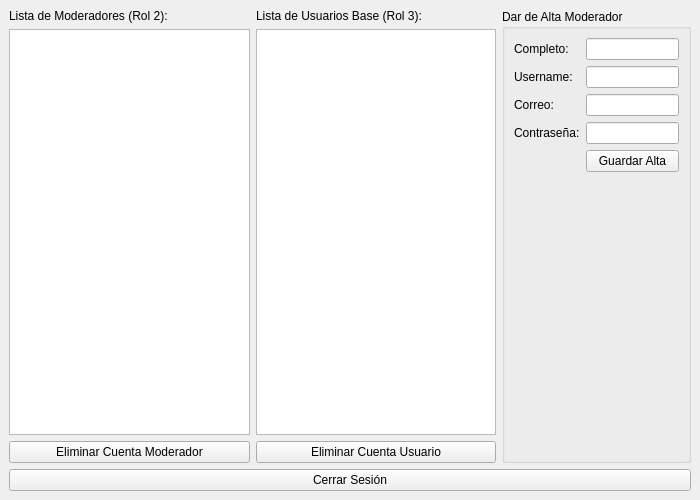
Above: Proyecto/src/vista/Ui/menu_admin.ui from OscarCollantesPenalba/Paladex before the change. Below: the same form after it.
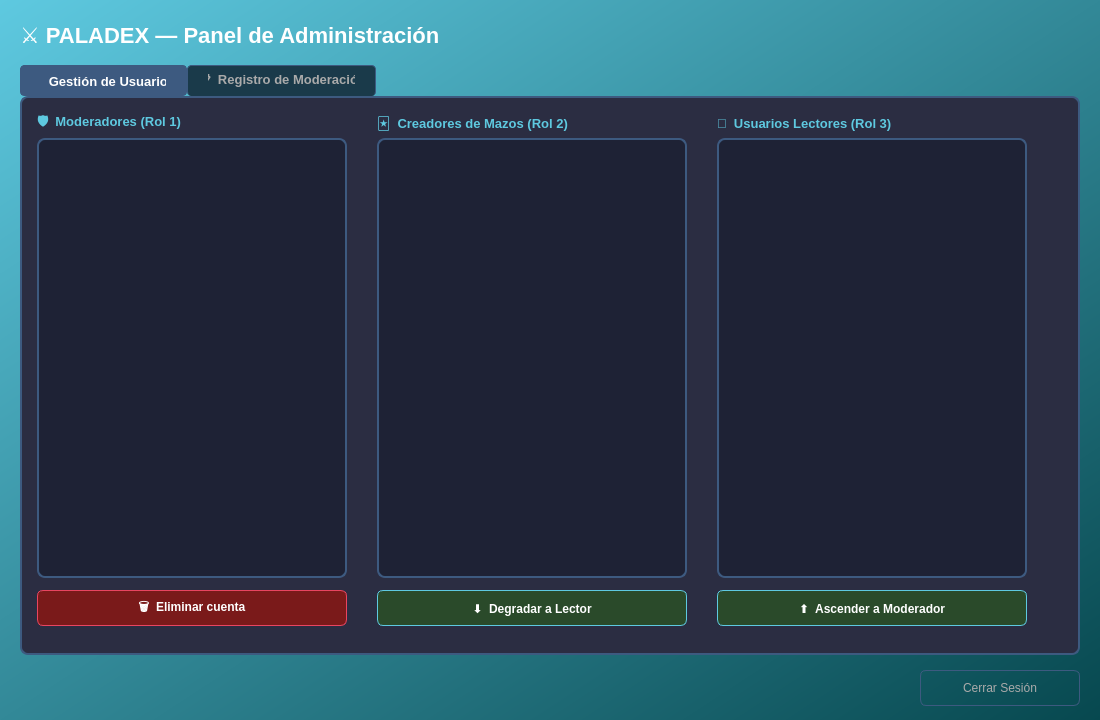
That is the form after the change.

The edit to the form file:
```diff
--- a/Proyecto/src/vista/Ui/menu_admin.ui
+++ b/Proyecto/src/vista/Ui/menu_admin.ui
@@ -3,60 +3,137 @@
  <class>MenuAdmin</class>
  <widget class="QMainWindow" name="MenuAdmin">
   <property name="geometry">
-   <rect>
-    <x>0</x>
-    <y>0</y>
-    <width>700</width>
-    <height>500</height>
-   </rect>
+   <rect><x>0</x><y>0</y><width>1100</width><height>720</height></rect>
   </property>
   <property name="windowTitle">
    <string>Paladex - Panel de Administración</string>
   </property>
   <widget class="QWidget" name="centralwidget">
-   <layout class="QVBoxLayout" name="verticalLayoutPrincipal">
-    <item>
-     <layout class="QHBoxLayout" name="horizontalLayoutListas">
-      <item>
-       <layout class="QVBoxLayout" name="verticalLayoutMods">
-        <item><widget class="QLabel" name="lblMod"><property name="text"><string>Lista de Moderadores (Rol 2):</string></property></widget></item>
-        <item><widget class="QListWidget" name="listModeradores"/></item>
-        <item><widget class="QPushButton" name="btnEliminarMod"><property name="text"><string>Eliminar Cuenta Moderador</string></property></widget></item>
-       </layout>
-      </item>
-      <item>
-       <layout class="QVBoxLayout" name="verticalLayoutUsers">
-        <item><widget class="QLabel" name="lblUsr"><property name="text"><string>Lista de Usuarios Base (Rol 3):</string></property></widget></item>
-        <item><widget class="QListWidget" name="listUsuariosBase"/></item>
-        <item><widget class="QPushButton" name="btnEliminarUserBase"><property name="text"><string>Eliminar Cuenta Usuario</string></property></widget></item>
-       </layout>
-      </item>
-      <item>
-       <widget class="QGroupBox" name="groupAlta">
-        <property name="title"><string>Dar de Alta Moderador</string></property>
-        <layout class="QFormLayout" name="formLayoutAlta">
-         <item row="0" column="0"><widget class="QLabel" name="lblA1"><property name="text"><string>Completo:</string></property></widget></item>
-         <item row="0" column="1"><widget class="QLineEdit" name="txtAltaNombre"/></item>
-         <item row="1" column="0"><widget class="QLabel" name="lblA2"><property name="text"><string>Username:</string></property></widget></item>
-         <item row="1" column="1"><widget class="QLineEdit" name="txtAltaUser"/></item>
-         <item row="2" column="0"><widget class="QLabel" name="lblA3"><property name="text"><string>Correo:</string></property></widget></item>
-         <item row="2" column="1"><widget class="QLineEdit" name="txtAltaCorreo"/></item>
-         <item row="3" column="0"><widget class="QLabel" name="lblA4"><property name="text"><string>Contraseña:</string></property></widget></item>
-         <item row="3" column="1"><widget class="QLineEdit" name="txtAltaPass"/></item>
-         <item row="4" column="1"><widget class="QPushButton" name="btnRegistrarMod"><property name="text"><string>Guardar Alta</string></property></widget></item>
-        </layout>
-       </widget>
-      </item>
-     </layout>
-    </item>
-    <item>
-     <widget class="QPushButton" name="btnCerrarSesionAdmin">
-      <property name="text">
-       <string>Cerrar Sesión</string>
-      </property>
+   <widget class="QWidget" name="widget" native="true">
+    <property name="geometry">
+     <rect><x>0</x><y>0</y><width>1100</width><height>720</height></rect>
+    </property>
+
+    <!-- FONDO -->
+    <widget class="QLabel" name="Fondo">
+     <property name="geometry"><rect><x>0</x><y>0</y><width>1100</width><height>720</height></rect></property>
+     <property name="styleSheet"><string notr="true">background: qlineargradient(x1:0,y1:0,x2:1,y2:1,stop:0 #5EC9E0,stop:1 #07484F);</string></property>
+     <property name="text"><string/></property>
+    </widget>
+
+    <!-- TÍTULO -->
+    <widget class="QLabel" name="Titulo">
+     <property name="geometry"><rect><x>20</x><y>15</y><width>600</width><height>40</height></rect></property>
+     <property name="styleSheet"><string notr="true">color:white;font-size:22px;font-weight:bold;</string></property>
+     <property name="text"><string>⚔ PALADEX — Panel de Administración</string></property>
+    </widget>
+
+    <!-- LABEL ADMIN -->
+    <widget class="QLabel" name="lblAdmin">
+     <property name="geometry"><rect><x>750</x><y>15</y><width>330</width><height>40</height></rect></property>
+     <property name="styleSheet"><string notr="true">color:#aaaaaa;font-size:13px;</string></property>
+     <property name="alignment"><set>Qt::AlignRight|Qt::AlignVCenter</set></property>
+     <property name="text"><string></string></property>
+    </widget>
+
+    <!-- TAB WIDGET -->
+    <widget class="QTabWidget" name="tabWidget">
+     <property name="geometry"><rect><x>20</x><y>65</y><width>1060</width><height>590</height></rect></property>
+     <property name="styleSheet"><string notr="true">
+QTabWidget::pane{border:2px solid #3d5a80;border-radius:8px;background-color:#2b2d42;}
+QTabBar::tab{background-color:#1a3a4a;color:#aaaaaa;padding:8px 20px;font-size:13px;font-weight:bold;border:1px solid #3d5a80;border-bottom:none;border-radius:4px 4px 0 0;}
+QTabBar::tab:selected{background-color:#3d5a80;color:white;}
+QTabBar::tab:hover{background-color:#0f3460;color:white;}
+     </string></property>
+
+     <!-- PESTAÑA USUARIOS -->
+     <widget class="QWidget" name="tabUsuarios">
+      <attribute name="title"><string>👥  Gestión de Usuarios</string></attribute>
+
+      <!-- Moderadores -->
+      <widget class="QLabel" name="lblMod">
+       <property name="geometry"><rect><x>15</x><y>15</y><width>310</width><height>20</height></rect></property>
+       <property name="styleSheet"><string notr="true">color:#5EC9E0;font-size:13px;font-weight:bold;</string></property>
+       <property name="text"><string>🛡  Moderadores (Rol 1)</string></property>
+      </widget>
+      <widget class="QListWidget" name="listModeradores">
+       <property name="geometry"><rect><x>15</x><y>40</y><width>310</width><height>440</height></rect></property>
+       <property name="styleSheet"><string notr="true">QListWidget{background-color:#1e2235;color:white;border:2px solid #3d5a80;border-radius:8px;font-size:12px;}QListWidget::item{padding:8px;border-bottom:1px solid #3d5a80;}QListWidget::item:selected{background-color:#3d5a80;}QListWidget::item:hover{background-color:#0f3460;}</string></property>
+      </widget>
+      <widget class="QPushButton" name="btnEliminarMod">
+       <property name="geometry"><rect><x>15</x><y>492</y><width>310</width><height>36</height></rect></property>
+       <property name="styleSheet"><string notr="true">QPushButton{background-color:#7a1a1a;color:white;border:1px solid #e94560;border-radius:6px;font-size:12px;font-weight:bold;}QPushButton:hover{background-color:#e94560;}</string></property>
+       <property name="text"><string>🗑  Eliminar cuenta</string></property>
+       <property name="cursor"><cursorShape>PointingHandCursor</cursorShape></property>
+      </widget>
+
+      <!-- Creadores -->
+      <widget class="QLabel" name="lblCreadores">
+       <property name="geometry"><rect><x>355</x><y>15</y><width>310</width><height>20</height></rect></property>
+       <property name="styleSheet"><string notr="true">color:#5EC9E0;font-size:13px;font-weight:bold;</string></property>
+       <property name="text"><string>🃏  Creadores de Mazos (Rol 2)</string></property>
+      </widget>
+      <widget class="QListWidget" name="listCreadoresMazos">
+       <property name="geometry"><rect><x>355</x><y>40</y><width>310</width><height>440</height></rect></property>
+       <property name="styleSheet"><string notr="true">QListWidget{background-color:#1e2235;color:white;border:2px solid #3d5a80;border-radius:8px;font-size:12px;}QListWidget::item{padding:8px;border-bottom:1px solid #3d5a80;}QListWidget::item:selected{background-color:#3d5a80;}QListWidget::item:hover{background-color:#0f3460;}</string></property>
+      </widget>
+      <widget class="QPushButton" name="btnEliminarCreador">
+       <property name="geometry"><rect><x>355</x><y>492</y><width>310</width><height>36</height></rect></property>
+       <property name="styleSheet"><string notr="true">QPushButton{background-color:#2a4a2a;color:white;border:1px solid #5EC9E0;border-radius:6px;font-size:12px;font-weight:bold;}QPushButton:hover{background-color:#3d5a80;}</string></property>
+       <property name="text"><string>⬇  Degradar a Lector</string></property>
+       <property name="cursor"><cursorShape>PointingHandCursor</cursorShape></property>
+      </widget>
+
+      <!-- Usuarios lectores -->
+      <widget class="QLabel" name="lblUsr">
+       <property name="geometry"><rect><x>695</x><y>15</y><width>310</width><height>20</height></rect></property>
+       <property name="styleSheet"><string notr="true">color:#5EC9E0;font-size:13px;font-weight:bold;</string></property>
+       <property name="text"><string>👤  Usuarios Lectores (Rol 3)</string></property>
+      </widget>
+      <widget class="QListWidget" name="listUsuariosBase">
+       <property name="geometry"><rect><x>695</x><y>40</y><width>310</width><height>440</height></rect></property>
+       <property name="styleSheet"><string notr="true">QListWidget{background-color:#1e2235;color:white;border:2px solid #3d5a80;border-radius:8px;font-size:12px;}QListWidget::item{padding:8px;border-bottom:1px solid #3d5a80;}QListWidget::item:selected{background-color:#3d5a80;}QListWidget::item:hover{background-color:#0f3460;}</string></property>
+      </widget>
+      <widget class="QPushButton" name="btnAscenderModerador">
+       <property name="geometry"><rect><x>695</x><y>492</y><width>310</width><height>36</height></rect></property>
+       <property name="styleSheet"><string notr="true">QPushButton{background-color:#2a4a2a;color:white;border:1px solid #5EC9E0;border-radius:6px;font-size:12px;font-weight:bold;}QPushButton:hover{background-color:#3d5a80;}</string></property>
+       <property name="text"><string>⬆  Ascender a Moderador</string></property>
+       <property name="cursor"><cursorShape>PointingHandCursor</cursorShape></property>
+      </widget>
      </widget>
-    </item>
-   </layout>
+
+     <!-- PESTAÑA LOGS -->
+     <widget class="QWidget" name="tabLogs">
+      <attribute name="title"><string>📋  Registro de Moderación</string></attribute>
+
+      <widget class="QLabel" name="lblLogsInfo">
+       <property name="geometry"><rect><x>15</x><y>15</y><width>700</width><height>20</height></rect></property>
+       <property name="styleSheet"><string notr="true">color:#aaaaaa;font-size:11px;</string></property>
+       <property name="text"><string>Historial de acciones: publicaciones de mazos y ocultaciones por moderadores.</string></property>
+      </widget>
+
+      <widget class="QListWidget" name="listLogs">
+       <property name="geometry"><rect><x>15</x><y>40</y><width>1025</width><height>490</height></rect></property>
+       <property name="styleSheet"><string notr="true">QListWidget{background-color:#1e2235;color:white;border:2px solid #3d5a80;border-radius:8px;font-size:12px;}QListWidget::item{padding:10px;border-bottom:1px solid #3d5a80;}QListWidget::item:selected{background-color:#3d5a80;}QListWidget::item:hover{background-color:#0f3460;}</string></property>
+      </widget>
+     </widget>
+
+    </widget>
+
+    <!-- BOTÓN CERRAR SESIÓN abajo derecha -->
+    <widget class="QPushButton" name="btnCerrarSesionAdmin">
+     <property name="geometry"><rect><x>920</x><y>670</y><width>160</width><height>36</height></rect></property>
+     <property name="styleSheet"><string notr="true">QPushButton{background-color:transparent;color:#aaaaaa;border:1px solid #3d5a80;border-radius:6px;font-size:12px;}QPushButton:hover{background-color:#7a1a1a;color:white;border:1px solid #e94560;}</string></property>
+     <property name="text"><string>Cerrar Sesión</string></property>
+     <property name="cursor"><cursorShape>PointingHandCursor</cursorShape></property>
+    </widget>
+
+    <zorder>Fondo</zorder>
+    <zorder>Titulo</zorder>
+    <zorder>lblAdmin</zorder>
+    <zorder>tabWidget</zorder>
+    <zorder>btnCerrarSesionAdmin</zorder>
+   </widget>
   </widget>
  </widget>
 </ui>
```
Left out of the diff: 6 changed lines with no effect on the pictures.
